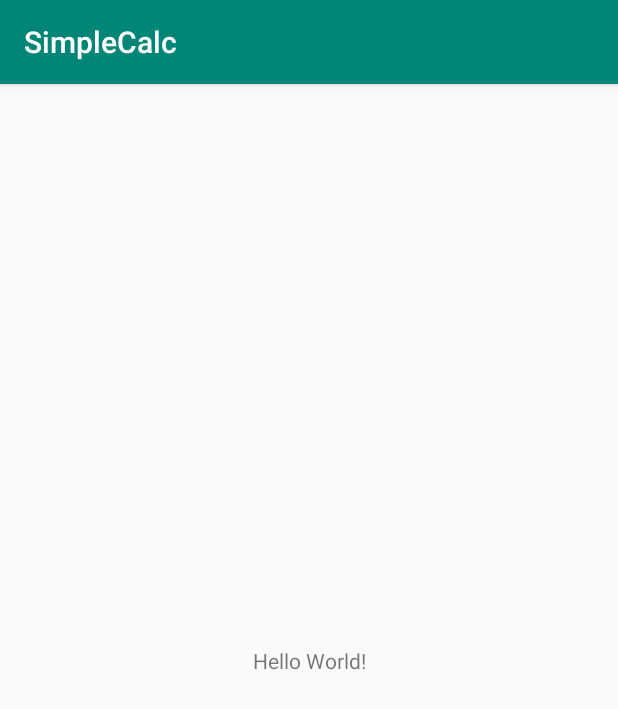
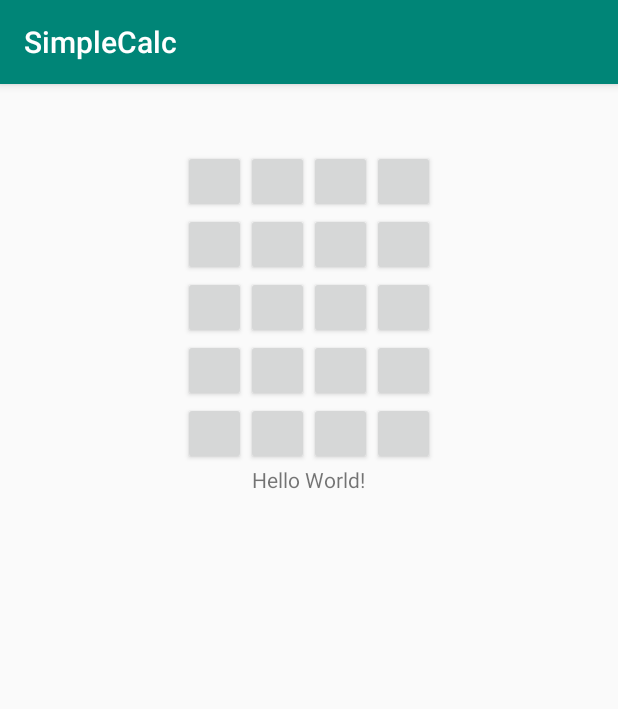
Before and after one commit to jose98garcia/simpleCalcApp, an Android app: the screen it shows after launch (MainActivity before the commit, calcActivity after it), on a phone screen of 412 x 824 dp. Shown: the top 709 px of the screen. Run offline under Robolectric (Android 15) with nearby library versions, the light colour scheme and no system bars.

Commit message:
grid view implemented

```diff
--- a/app/src/main/AndroidManifest.xml
+++ b/app/src/main/AndroidManifest.xml
@@ -9,7 +9,7 @@
         android:roundIcon="@mipmap/ic_launcher_round"
         android:supportsRtl="true"
         android:theme="@style/AppTheme">
-        <activity android:name=".MainActivity">
+        <activity android:name="com.example.simplecalc.view.calcActivity">
             <intent-filter>
                 <action android:name="android.intent.action.MAIN" />
 
--- /dev/null
+++ b/app/src/main/java/com/example/simplecalc/model/arithmetic.java
@@ -0,0 +1,4 @@
+package com.example.simplecalc.model;
+
+public class arithmetic {
+}
--- /dev/null
+++ b/app/src/main/java/com/example/simplecalc/presenter/calcPresenter.java
@@ -0,0 +1,4 @@
+package com.example.simplecalc.presenter;
+
+public class calcPresenter {
+}
--- a/app/src/main/java/com/example/simplecalc/MainActivity.java
+++ b/app/src/main/java/com/example/simplecalc/view/calcActivity.java
@@ -1,10 +1,10 @@
-package com.example.simplecalc;
-
-import androidx.appcompat.app.AppCompatActivity;
+package com.example.simplecalc.view;
 
 import android.os.Bundle;
+import androidx.appcompat.app.AppCompatActivity;
+import com.example.simplecalc.R;
 
-public class MainActivity extends AppCompatActivity {
+public class calcActivity extends AppCompatActivity {
 
     @Override
     protected void onCreate(Bundle savedInstanceState) {
--- a/app/src/main/res/layout/activity_main.xml
+++ b/app/src/main/res/layout/activity_main.xml
@@ -1,10 +1,148 @@
 <?xml version="1.0" encoding="utf-8"?>
-<androidx.constraintlayout.widget.ConstraintLayout xmlns:android="http://schemas.android.com/apk/res/android"
+<LinearLayout xmlns:android="http://schemas.android.com/apk/res/android"
     xmlns:app="http://schemas.android.com/apk/res-auto"
     xmlns:tools="http://schemas.android.com/tools"
+    android:orientation="vertical"
     android:layout_width="match_parent"
     android:layout_height="match_parent"
-    tools:context=".MainActivity">
+    android:paddingBottom="@dimen/activity_vertical_margin"
+    android:paddingLeft="@dimen/activity_horizontal_margin"
+    android:paddingRight="@dimen/activity_horizontal_margin"
+    android:paddingTop="@dimen/activity_vertical_margin"
+    android:gravity="center_horizontal"
+    tools:context="com.example.simplecalc.view.calcActivity">
+
+    <LinearLayout
+        android:layout_width="wrap_content"
+        android:layout_height="match_parent"
+        android:gravity="center"
+        android:orientation="vertical"
+        android:visibility="gone"
+        tools:visibility="visible"
+        >
+
+        <TextView
+            android:layout_width="wrap_content"
+            android:layout_height="wrap_content"
+            android:textSize="40sp"
+            android:layout_margin="20dp"
+            tools:text="0" />
+
+    </LinearLayout>
+
+    <!--Buttons On Calculator-->
+    <GridLayout
+        android:layout_width="wrap_content"
+        android:layout_height="wrap_content"
+        android:rowCount="5"
+        android:columnCount="4">
+
+        <!--Row 1 Buttons-->
+        <Button
+            android:tag="00"
+            style="@style/calcButton"
+                />
+
+        <Button
+            android:tag="01"
+            style="@style/calcButton"
+            />
+
+        <Button
+            android:tag="02"
+            style="@style/calcButton"
+            />
+
+        <Button
+            android:tag="03"
+            style="@style/calcButton"
+            />
+
+        <!--Row 2 Buttons-->
+        <Button
+            android:tag="10"
+            style="@style/calcButton"
+            />
+
+        <Button
+            android:tag="11"
+            style="@style/calcButton"
+            />
+
+        <Button
+            android:tag="12"
+            style="@style/calcButton"
+            />
+
+        <Button
+            android:tag="13"
+            style="@style/calcButton"
+            />
+
+        <!--Row 3 Buttons-->
+        <Button
+            android:tag="20"
+            style="@style/calcButton"
+            />
+
+        <Button
+            android:tag="21"
+            style="@style/calcButton"
+            />
+
+        <Button
+            android:tag="22"
+            style="@style/calcButton"
+            />
+
+        <Button
+            android:tag="23"
+            style="@style/calcButton"
+            />
+
+        <!--Row 4 Buttons-->
+        <Button
+            android:tag="30"
+            style="@style/calcButton"
+            />
+
+        <Button
+            android:tag="31"
+            style="@style/calcButton"
+            />
+
+        <Button
+            android:tag="32"
+            style="@style/calcButton"
+            />
+
+        <Button
+            android:tag="33"
+            style="@style/calcButton"
+            />
+
+        <!--Row 5 Buttons-->
+        <Button
+            android:tag="40"
+            style="@style/calcButton"
+            />
+
+        <Button
+            android:tag="41"
+            style="@style/calcButton"
+            />
+
+        <Button
+            android:tag="42"
+            style="@style/calcButton"
+            />
+
+        <Button
+            android:tag="43"
+            style="@style/calcButton"
+            />
+
+    </GridLayout>
 
     <TextView
         android:layout_width="wrap_content"
@@ -15,4 +153,4 @@
         app:layout_constraintRight_toRightOf="parent"
         app:layout_constraintTop_toTopOf="parent" />
 
-</androidx.constraintlayout.widget.ConstraintLayout>
+</LinearLayout>
--- a/app/src/main/res/values/styles.xml
+++ b/app/src/main/res/values/styles.xml
@@ -8,4 +8,14 @@
         <item name="colorAccent">@color/colorAccent</item>
     </style>
 
+    <style name="calcButton">
+        <item name="android:layout_width">42dp</item>
+        <item name="android:layout_height">42dp</item>
+        <item name="android:textSize">25sp</item>
+    </style>
+
+    <!-- Default screen margins, per the Android Design guidelines. -->
+    <dimen name="activity_horizontal_margin">16dp</dimen>
+    <dimen name="activity_vertical_margin">44dp</dimen>
+
 </resources>
```
Also changed, not shown: 1 other file.
